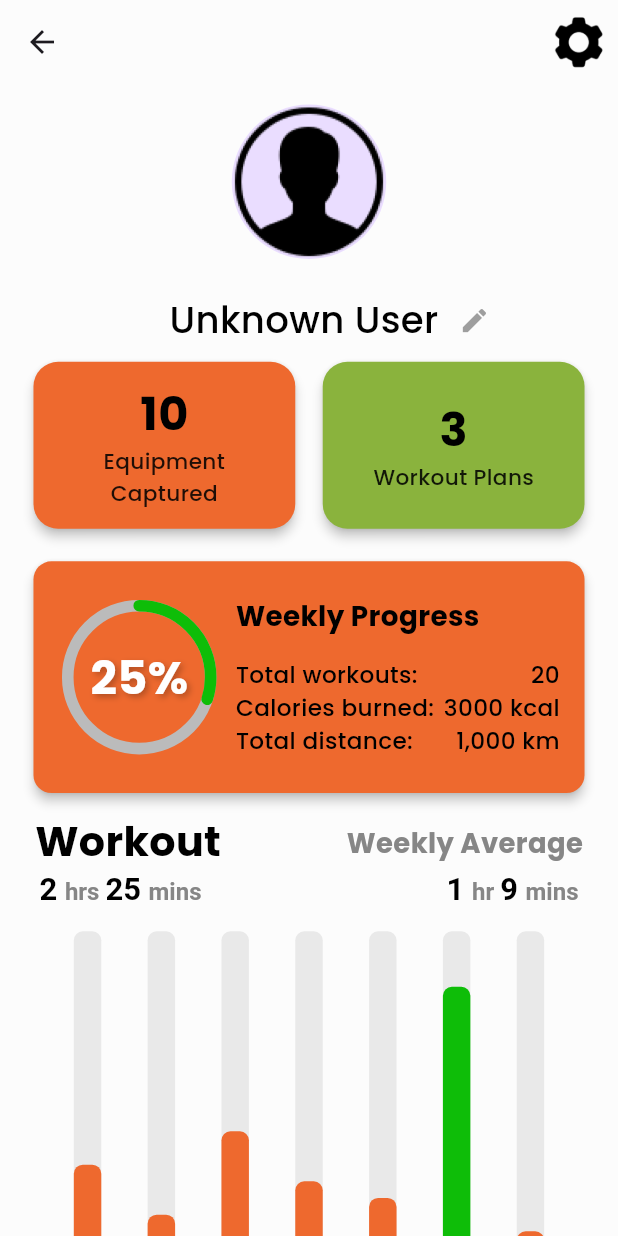
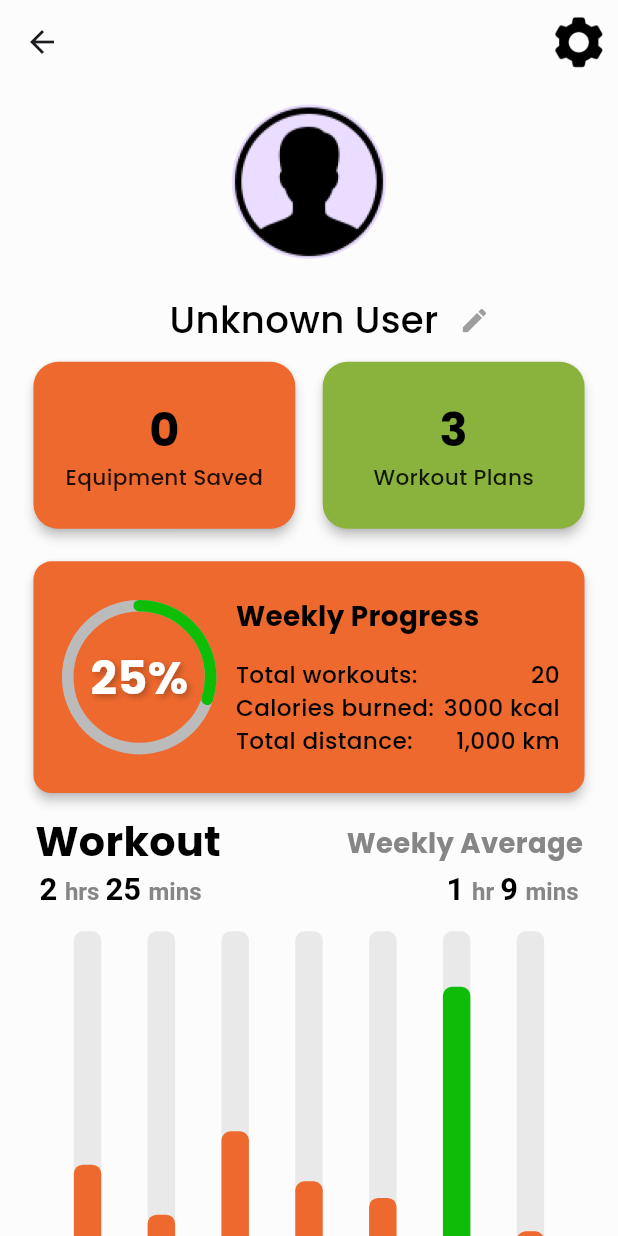
Before and after one commit to andreaBalaba/pulsestrength_app, a Flutter app: the ProfilePage screen opened directly, on a phone screen of 412 x 824 dp. Run offline on Flutter 3.47's test engine with Material 3 defaults, Android fonts, the light colour scheme and no system bars; drawn by our look-alikes of fl_chart, percent_indicator; our stand-ins replace animate_do, audioplayers, cloud_firestore, connectivity_plus, dash_chat_2, firebase_auth and 17 more; missing offline and left inert: simple_ruler_picker; accounts and stored records are empty.

Commit message:
done save equipment

```diff
--- a/lib/features/profile/screen/widget/equip_and_workout_card_widget.dart
+++ b/lib/features/profile/screen/widget/equip_and_workout_card_widget.dart
@@ -1,5 +1,6 @@
 import 'package:flutter/material.dart';
 import 'package:get/get.dart';
+import 'package:pulsestrength/features/library/controller/library_controller.dart';
 import 'package:pulsestrength/utils/global_variables.dart';
 import 'package:pulsestrength/utils/reusable_text.dart';
 
@@ -12,6 +13,7 @@ class UserCards extends StatelessWidget {
     final screenWidth = Get.width;
     final autoScale = screenWidth / 400;
     final cardHeight = 108 * autoScale;
+    final LibraryController libraryController = Get.find<LibraryController>();
 
     return Row(
       children: [
@@ -29,13 +31,15 @@ class UserCards extends StatelessWidget {
                 mainAxisAlignment: MainAxisAlignment.center, // Center-align content
                 crossAxisAlignment: CrossAxisAlignment.center,
                 children: [
-                  ReusableText(
-                    text: "10",
-                    size: 30 * autoScale,
-                    fontWeight: FontWeight.bold,
+                  Obx(
+                    () => ReusableText(
+                      text: libraryController.savedEquipmentList.length.toString(),
+                      size: 30 * autoScale,
+                      fontWeight: FontWeight.bold,
+                    ),
                   ),
                   ReusableText(
-                    text: "Equipment Captured",
+                    text: "Equipment Saved",
                     size: 14 * autoScale,
                     fontWeight: FontWeight.w500,
                     color: AppColors.pBlack87Color,
```
Also changed, not shown: lib/features/authentication/controller/login_controller.dart (+0 -14 lines), lib/features/library/controller/library_controller.dart (+44 -9 lines), lib/features/library/screen/library_page.dart (+10 -3 lines).
